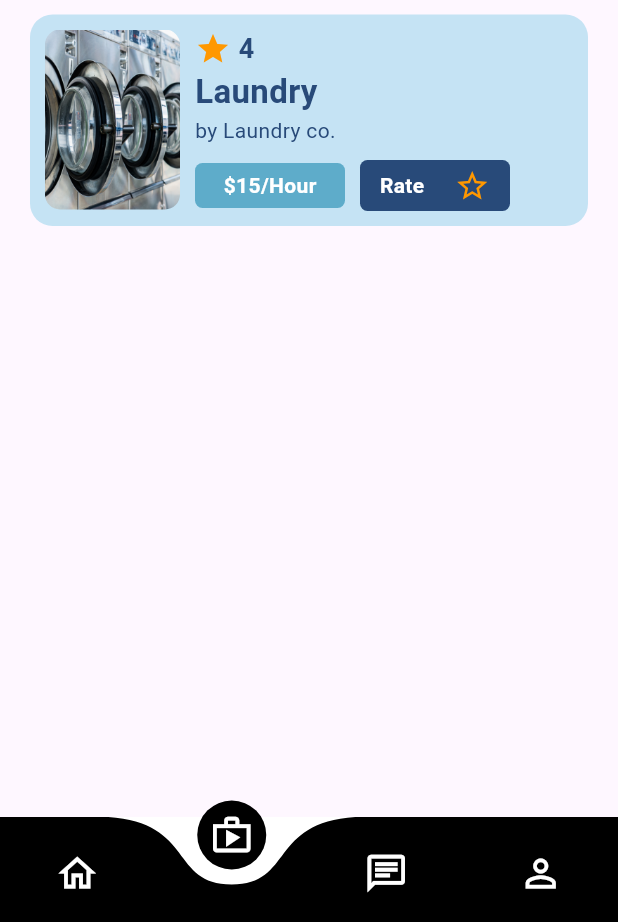
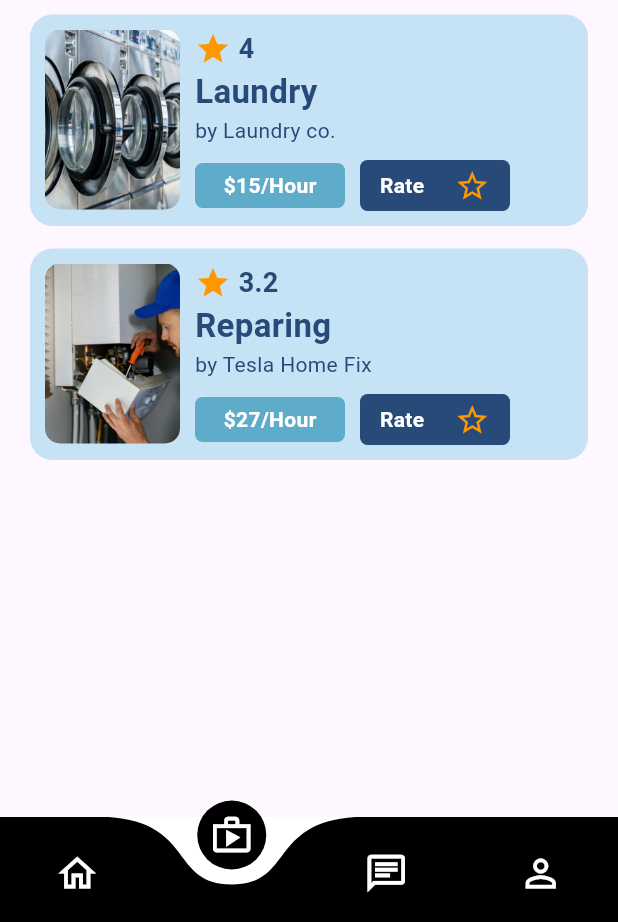
Before and after one commit to BartugKaan/Service-App-with-Flutter, a Flutter app: the screen it shows after launch, item 2 of the bottom bar chosen, on a phone screen of 412 x 824 dp, the part 314-1236 px from its top. Run offline on Flutter 3.47's test engine with Material 3 defaults, Android fonts, the phone set to English and light mode, and no system bars; drawn by our look-alikes of curved_navigation_bar.

Commit message:
refactor: remove unused imports and integrate OldServiceRow in Order page

```diff
--- a/lib/main.dart
+++ b/lib/main.dart
@@ -1,6 +1,4 @@
 import 'package:flutter/material.dart';
-import 'package:service_app/pages/book_page.dart';
-import 'package:service_app/pages/home.dart';
 import 'package:service_app/widgets/bottom_nav.dart';
 
 void main() {
--- a/lib/pages/order.dart
+++ b/lib/pages/order.dart
@@ -1,6 +1,5 @@
 import 'package:flutter/material.dart';
 import 'package:service_app/widgets/old_service.dart';
-import 'package:service_app/widgets/service_row_widget.dart';
 
 class Order extends StatefulWidget {
   const Order({super.key});
@@ -67,7 +66,14 @@ class _OrderState extends State<Order> {
                 serviceScore: "4",
                 serviceProvider: "by Laundry co.",
                 servicePrice: "\$15/Hour",
-                serviceName: "Laundry")
+                serviceName: "Laundry"),
+            SizedBox(height: 15),
+            OldServiceRow(
+                serviceImage: "images/reparing.png",
+                serviceScore: "3.2",
+                serviceProvider: "by Tesla Home Fix",
+                servicePrice: "\$27/Hour",
+                serviceName: "Reparing")
           ],
         ),
       ),
```
